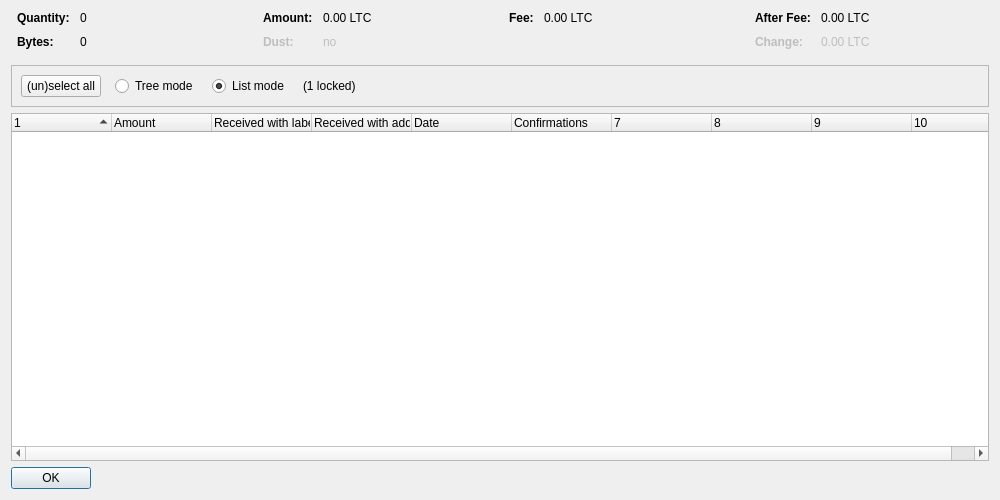
First picture: the form in src/qt/forms/coincontroldialog.ui, repository minblock/freecoin, before the edit.
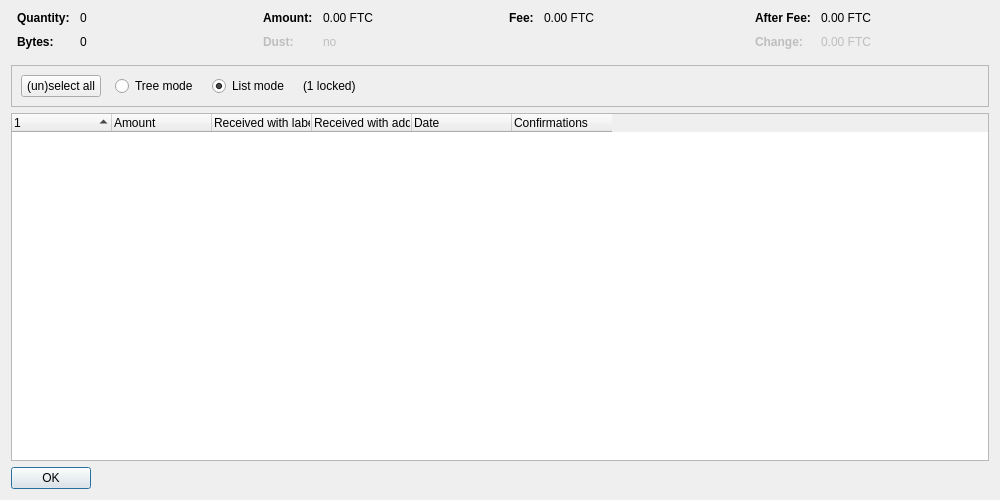
Second picture: the form after the edit. Custom widgets are drawn as their Qt base class.

```diff
--- a/src/qt/forms/coincontroldialog.ui
+++ b/src/qt/forms/coincontroldialog.ui
@@ -132,7 +132,7 @@
           <enum>Qt::ActionsContextMenu</enum>
          </property>
          <property name="text">
-          <string notr="true">0.00 LTC</string>
+          <string notr="true">0.00 FTC</string>
          </property>
          <property name="textInteractionFlags">
           <set>Qt::LinksAccessibleByMouse|Qt::TextSelectableByKeyboard|Qt::TextSelectableByMouse</set>
@@ -212,7 +212,7 @@
           <enum>Qt::ActionsContextMenu</enum>
          </property>
          <property name="text">
-          <string notr="true">0.00 LTC</string>
+          <string notr="true">0.00 FTC</string>
          </property>
          <property name="textInteractionFlags">
           <set>Qt::LinksAccessibleByMouse|Qt::TextSelectableByKeyboard|Qt::TextSelectableByMouse</set>
@@ -257,7 +257,7 @@
           <enum>Qt::ActionsContextMenu</enum>
          </property>
          <property name="text">
-          <string notr="true">0.00 LTC</string>
+          <string notr="true">0.00 FTC</string>
          </property>
          <property name="textInteractionFlags">
           <set>Qt::LinksAccessibleByMouse|Qt::TextSelectableByKeyboard|Qt::TextSelectableByMouse</set>
@@ -292,7 +292,7 @@
           <enum>Qt::ActionsContextMenu</enum>
          </property>
          <property name="text">
-          <string notr="true">0.00 LTC</string>
+          <string notr="true">0.00 FTC</string>
          </property>
          <property name="textInteractionFlags">
           <set>Qt::LinksAccessibleByMouse|Qt::TextSelectableByKeyboard|Qt::TextSelectableByMouse</set>
@@ -402,7 +402,7 @@
       <bool>false</bool>
      </property>
      <property name="columnCount">
-      <number>10</number>
+      <number>6</number>
      </property>
      <attribute name="headerShowSortIndicator" stdset="0">
       <bool>true</bool>
```
Left out of the diff: 2 changed lines with no effect on the pictures.
